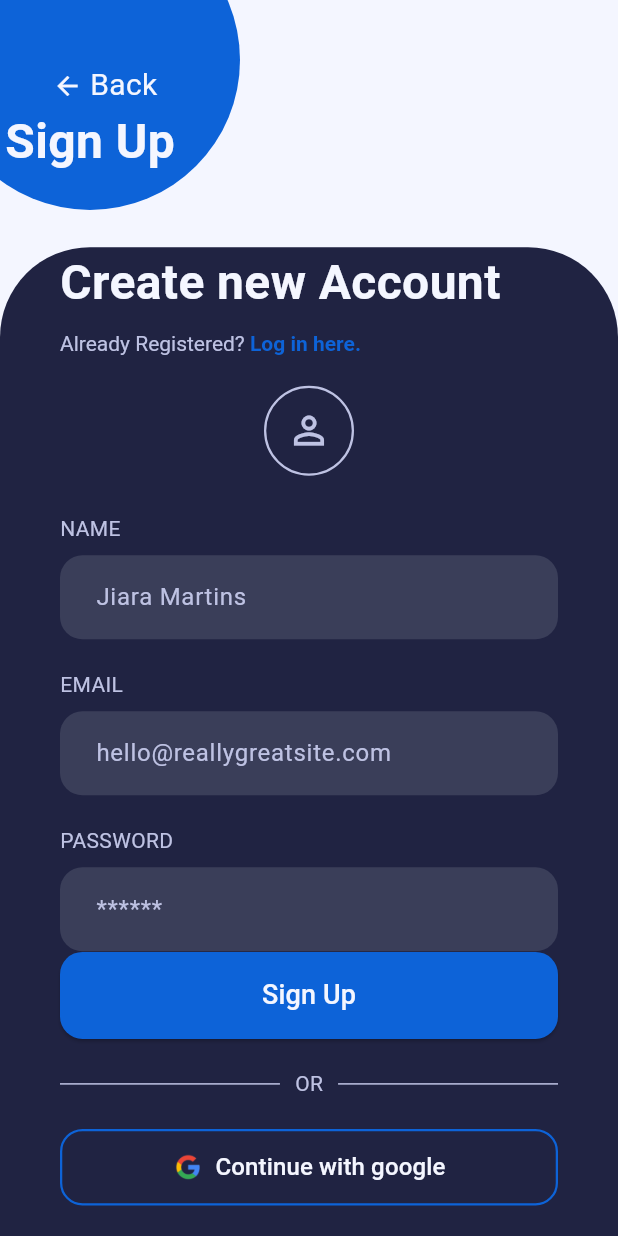
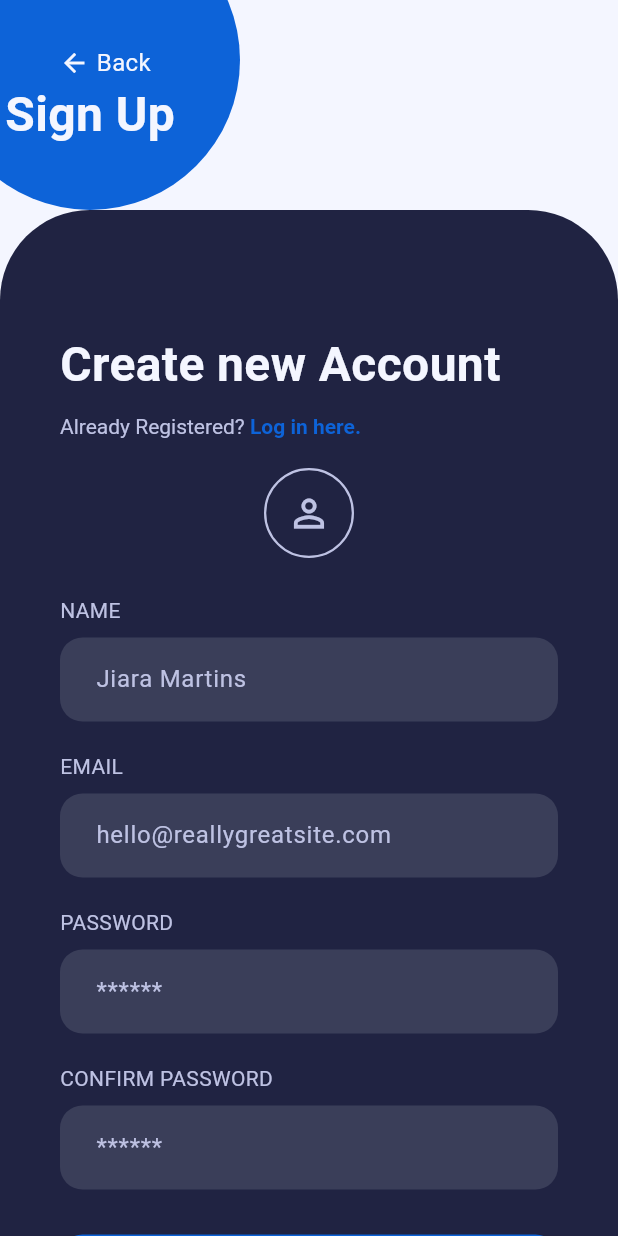
Before and after one commit to Nafly-090/fixerhub, a Flutter app: the SignUpScreen screen opened by its route, on a phone screen of 412 x 824 dp. Run offline on Flutter 3.47's test engine with Material 3 defaults, Android fonts, the light colour scheme and no system bars.

Commit message:
Update signup.dart

```diff
--- a/lib/signup.dart
+++ b/lib/signup.dart
@@ -7,23 +7,24 @@ class SignUpScreen extends StatelessWidget {
 
   @override
   Widget build(BuildContext context) {
+    // The Scaffold body is now a Stack. This allows us to layer the
+    // scrollable form and the floating header circle.
     return Scaffold(
       backgroundColor: kWhite,
-      body: SingleChildScrollView(
-        child: SizedBox(
-          height: MediaQuery.of(context).size.height,
-          child: Stack(
+      body: Stack(
         children: [
+          // The form is now the primary widget, and it is scrollable.
           _buildForm(context),
-              _buildHeaderCircle(context), // Pass context for navigation
+
+          // The header circle floats on top of the scrollable form.
+          _buildHeaderCircle(context),
         ],
-          ),
-        ),
       ),
     );
   }
 
   // --- WIDGET for the top overlapping circle ---
+  // This widget is perfect as is. It's positioned relative to the Stack.
   Widget _buildHeaderCircle(BuildContext context) {
     return Positioned(
       top: -60,
@@ -39,10 +40,9 @@ class SignUpScreen extends StatelessWidget {
           child: Column(
             mainAxisAlignment: MainAxisAlignment.center,
             children: [
-              const SizedBox(height: 80),
+              const SizedBox(height: 50),
               GestureDetector(
                 onTap: () {
-                  // Navigate back when "Back" is tapped
                   Navigator.of(context).pop();
                 },
                 child: const Row(
@@ -53,7 +53,7 @@ class SignUpScreen extends StatelessWidget {
                     SizedBox(width: 5),
                     Text(
                       'Back',
-                      style: TextStyle(color: kWhite, fontSize: 20),
+                      style: TextStyle(color: kWhite, fontSize: 16),
                     ),
                   ],
                 ),
@@ -73,36 +73,51 @@ class SignUpScreen extends StatelessWidget {
     );
   }
 
-  // --- WIDGET for the main sign up form section ---
+  // --- WIDGET for the main sign up form (REFACTORED FOR SCROLLING) ---
   Widget _buildForm(BuildContext context) {
-    return Align(
-      alignment: Alignment.bottomCenter,
-      child: Container(
-        // Using a fraction of the screen height to be more responsive
-        height:
-        MediaQuery.of(context).size.height * 0.8,
-        width: double.infinity,
+    // We return a SingleChildScrollView directly. This is the key change.
+    // It allows all the content inside the Column to scroll.
+    return SingleChildScrollView(
+      child: Column(
+        crossAxisAlignment: CrossAxisAlignment.stretch,
+        children: [
+          // This SizedBox creates the empty white space at the top,
+          // pushing the dark form container down so it starts below the circle.
+          // Adjust this height to control how much the circle overlaps.
+          const SizedBox(height: 140),
+
+          // This is our main form container.
+          // NOTICE: IT HAS NO FIXED HEIGHT! It will grow as tall as it needs to be.
+          Container(
             decoration: const BoxDecoration(
               color: kDarkBlue,
+              // The design shows only the top-left corner rounded.
               borderRadius: BorderRadius.only(
                 topLeft: Radius.circular(60.0),
                 topRight: Radius.circular(60.0),
               ),
             ),
             child: Padding(
-          padding: const EdgeInsets.fromLTRB(40, 0, 40, 20),
+              padding: const EdgeInsets.symmetric(horizontal: 40.0),
+              // The content of the form itself.
               child: Column(
-            mainAxisAlignment: MainAxisAlignment.center,
                 crossAxisAlignment: CrossAxisAlignment.start,
                 children: [
-              const Spacer(),
-              _buildHeaderText(context), // Using a helper for the header text
+                  // This SizedBox creates padding inside the container
+                  // to push the title down from the curved edge.
+                  const SizedBox(height: 80.0),
+
+                  _buildHeaderText(context),
                   const SizedBox(height: 20),
-              _buildProfileIcon(), // New widget for the profile icon
+                  _buildProfileIcon(),
                   const SizedBox(height: 25),
+
+                  // --- All your form fields ---
+                  // We use SizedBox for spacing instead of Spacer, because
+                  // Spacers don't work well in an infinitely tall scroll view.
                   const Text("NAME", style: TextStyle(color: kGreyText)),
                   const SizedBox(height: 8),
-              _buildTextField(hint: 'Jiara Martins'), // New Name field
+                  _buildTextField(hint: 'Jiara Martins'),
                   const SizedBox(height: 20),
                   const Text("EMAIL", style: TextStyle(color: kGreyText)),
                   const SizedBox(height: 8),
@@ -111,21 +126,35 @@ class SignUpScreen extends StatelessWidget {
                   const Text("PASSWORD", style: TextStyle(color: kGreyText)),
                   const SizedBox(height: 8),
                   _buildTextField(hint: '******', obscureText: true),
-              const Spacer(),
+                  const SizedBox(height: 20),
+                  // Your new field fits perfectly now.
+                  const Text("CONFIRM PASSWORD",
+                      style: TextStyle(color: kGreyText)),
+                  const SizedBox(height: 8),
+                  _buildTextField(hint: '******', obscureText: true),
+                  const SizedBox(height: 30),
+
                   _buildSignUpButton(),
                   const SizedBox(height: 20),
                   _buildOrDivider(),
                   const SizedBox(height: 20),
                   _buildGoogleButton(),
-              const Spacer(),
+
+                  // Add some padding at the very bottom so the last item
+                  // doesn't stick to the edge when you scroll.
+                  const SizedBox(height: 40),
                 ],
               ),
             ),
           ),
+        ],
+      ),
     );
   }
 
-  // Helper for the "Create new Account" header
+  // --- ALL HELPER WIDGETS BELOW ARE UNCHANGED ---
+  // They were already well-built.
+
   Widget _buildHeaderText(BuildContext context) {
     return Column(
       crossAxisAlignment: CrossAxisAlignment.start,
@@ -133,10 +162,7 @@ class SignUpScreen extends StatelessWidget {
         const Text(
           "Create new Account",
           style: TextStyle(
-            color: kWhite,
-            fontSize: 32,
-            fontWeight: FontWeight.bold,
-          ),
+              color: kWhite, fontSize: 32, fontWeight: FontWeight.bold),
         ),
         const SizedBox(height: 10),
         RichText(
@@ -147,9 +173,7 @@ class SignUpScreen extends StatelessWidget {
               TextSpan(
                 text: 'Log in here.',
                 style: const TextStyle(
-                  color: kPrimaryBlue,
-                  fontWeight: FontWeight.bold,
-                ),
+                    color: kPrimaryBlue, fontWeight: FontWeight.bold),
                 recognizer: TapGestureRecognizer()
                   ..onTap = () {
                     Navigator.pushNamed(context, '/login');
@@ -162,12 +186,10 @@ class SignUpScreen extends StatelessWidget {
     );
   }
 
-  // Helper for the circular profile icon
   Widget _buildProfileIcon() {
     return Center(
       child: GestureDetector(
         onTap: () {
-          // TODO: Implement image picker
           print("Profile icon tapped");
         },
         child: Container(
@@ -183,7 +205,6 @@ class SignUpScreen extends StatelessWidget {
     );
   }
 
-  // Reusable TextField widget
   Widget _buildTextField({required String hint, bool obscureText = false}) {
     return TextField(
       obscureText: obscureText,
@@ -203,13 +224,11 @@ class SignUpScreen extends StatelessWidget {
     );
   }
 
-  // Helper for the main "Sign Up" button
   Widget _buildSignUpButton() {
     return SizedBox(
       width: double.infinity,
       child: ElevatedButton(
         onPressed: () {
-          // TODO: Implement Sign Up Logic
           print("Sign Up button pressed");
         },
         style: ElevatedButton.styleFrom(
@@ -227,7 +246,6 @@ class SignUpScreen extends StatelessWidget {
     );
   }
 
-  // Reusable "OR" divider
   Widget _buildOrDivider() {
     return const Row(
       children: [
@@ -241,16 +259,14 @@ class SignUpScreen extends StatelessWidget {
     );
   }
 
-  // Reusable Google button
   Widget _buildGoogleButton() {
     return SizedBox(
       width: double.infinity,
       child: OutlinedButton.icon(
         onPressed: () {
-          // TODO: Implement Google Sign-In
           print("Continue with Google pressed");
         },
-        icon: Image.asset('assets/images/google.png', height: 20.0),
+        icon: Image.asset('assets/images/google.png', height: 20.0), // make sure this path is correct
         label: const Text(
           'Continue with google',
           style: TextStyle(fontSize: 16, color: kWhite),
```
Lines whose indentation alone changed are shown as unchanged.
